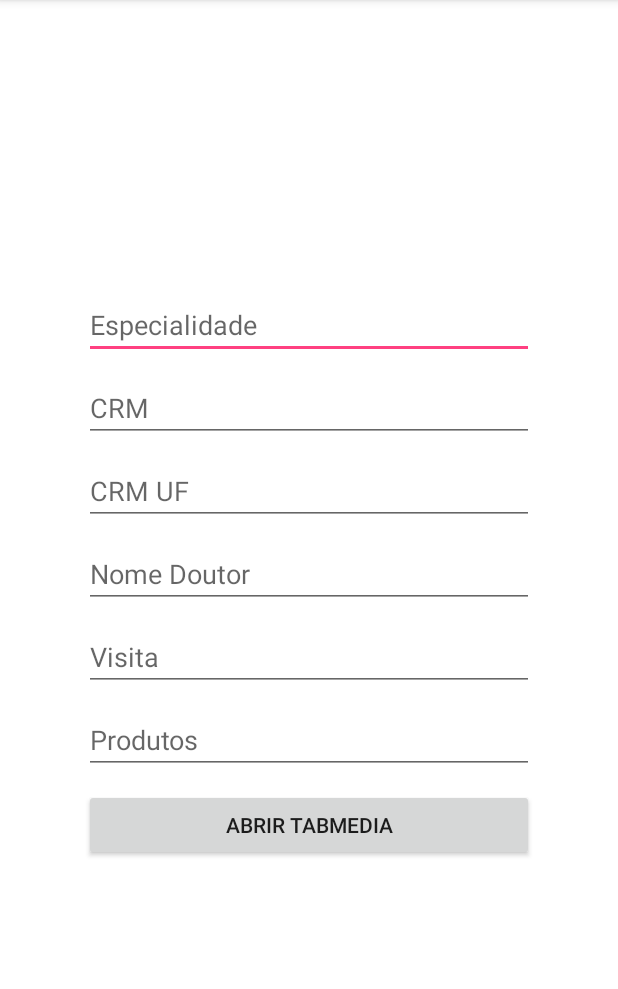
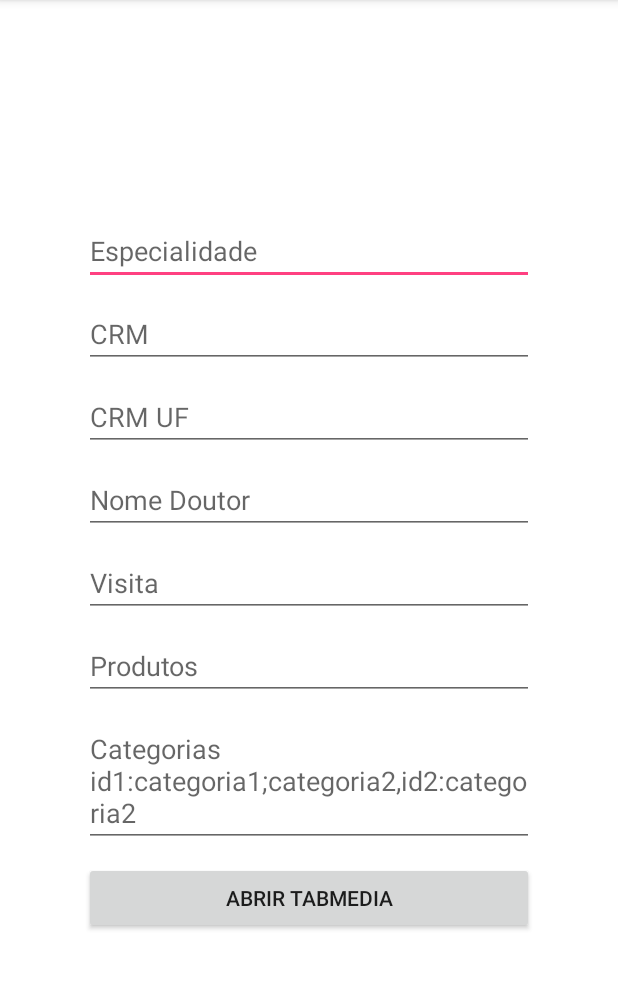
Before and after one commit to Tabmedia/Exemplos, an Android app: the screen it shows after launch (MainActivity), after a tap on "ABRIR TABMEDIA", on a phone screen of 412 x 824 dp, the part 84-1073 px from its top. Run offline under Robolectric (Android 15) with nearby library versions, the phone set to English and light mode, and no system bars.

Commit message:
segmentation by categories

```diff
--- a/integração/intent/app/build.gradle
+++ b/integração/intent/app/build.gradle
@@ -2,7 +2,7 @@ apply plugin: 'com.android.application'
 
 android {
     compileSdkVersion 25
-    buildToolsVersion "29.0.1"
+    buildToolsVersion "29.0.3"
 
     defaultConfig {
         applicationId "br.com.tabmedia.integration"
@@ -20,6 +20,6 @@ android {
 }
 
 dependencies {
-    compile fileTree(dir: 'libs', include: ['*.jar'])
-    compile 'com.android.support:appcompat-v7:25.4.0'
+    implementation fileTree(dir: 'libs', include: ['*.jar'])
+    implementation 'com.android.support:appcompat-v7:25.4.0'
 }
--- a/integração/intent/app/src/main/java/br/com/tabmedia/integration/MainActivity.java
+++ b/integração/intent/app/src/main/java/br/com/tabmedia/integration/MainActivity.java
@@ -16,6 +16,7 @@ public class MainActivity extends AppCompatActivity implements View.OnClickListe
     private EditText products;
     private EditText speciality;
     private EditText visit;
+    private EditText categories;
 
 
     @Override
@@ -30,6 +31,7 @@ public class MainActivity extends AppCompatActivity implements View.OnClickListe
         products = (EditText) findViewById(R.id.products);
         speciality = (EditText) findViewById(R.id.speciality);
         visit = (EditText) findViewById(R.id.visit);
+        categories = (EditText) findViewById(R.id.products_categories);
 
         Button btOpenTabmedia = (Button) findViewById(R.id.bt_open_tabmedia);
         btOpenTabmedia.setOnClickListener(this);
@@ -58,7 +60,14 @@ public class MainActivity extends AppCompatActivity implements View.OnClickListe
         intent.putExtra("crmUF", getValue(crmUf));
         intent.putExtra("specialityName", getValue(speciality));
         intent.putExtra("products", getValue(products));
-        intent.putExtra("presentationNumber", Integer.valueOf(getValue(visit)));
+        intent.putExtra("visit", Integer.valueOf(getValue(visit)));
+
+        String categoriesText = getValue(categories);
+
+        if(categoriesText != null){
+            String[] categoriesArray = categoriesText.split(",");
+            intent.putExtra("productsCategories", categoriesArray);
+        }
 
         startActivity(intent);
     }
--- a/integração/intent/app/src/main/res/layout/activity_main.xml
+++ b/integração/intent/app/src/main/res/layout/activity_main.xml
@@ -59,6 +59,13 @@
                   android:hint="@string/products"
         />
 
+        <EditText android:id="@+id/products_categories"
+            android:layout_width="300dp"
+            android:layout_height="wrap_content"
+            android:layout_marginBottom="10dp"
+            android:hint="Categorias id1:categoria1;categoria2,id2:categoria2"
+            />
+
         <LinearLayout android:layout_width="wrap_content"
                       android:layout_height="wrap_content">
 
```
